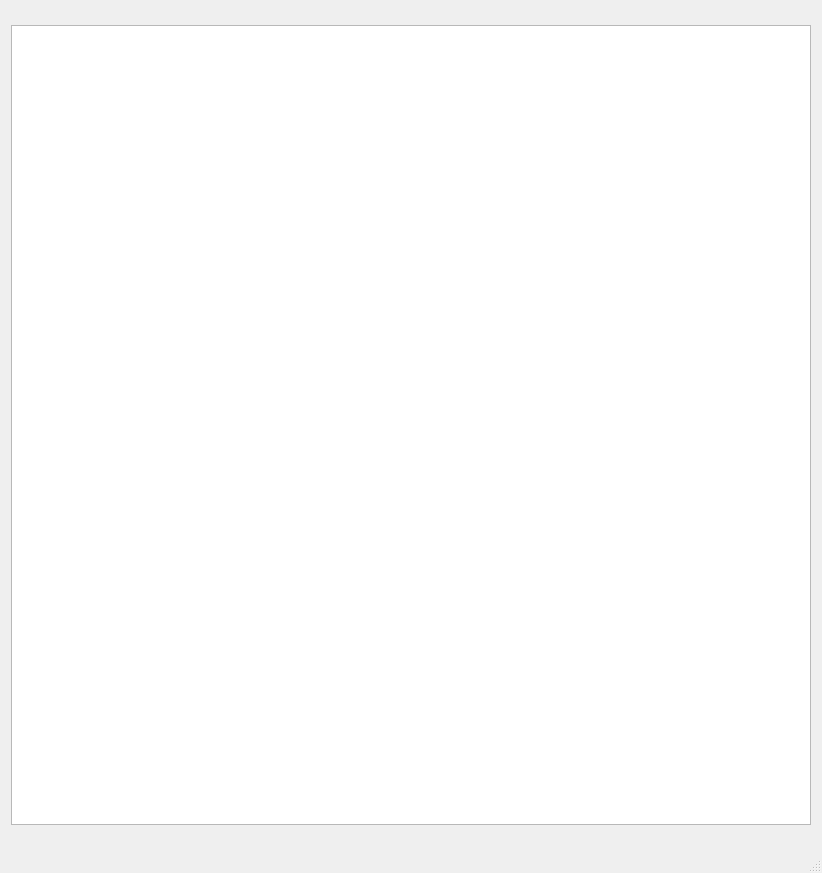
Qt form App/mainwindow.ui (Jhonny1124/Proyecto_Final) before a commit.
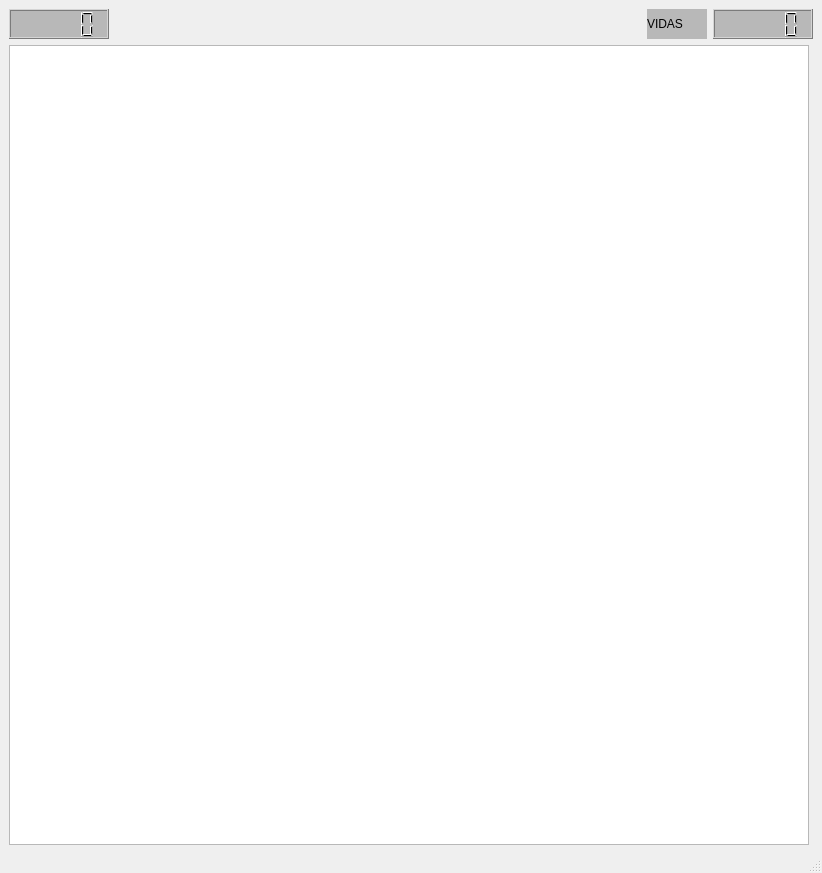
The same form after that commit.

```diff
--- a/App/mainwindow.ui
+++ b/App/mainwindow.ui
@@ -27,7 +27,50 @@
   </property>
   <widget class="QWidget" name="centralwidget">
    <layout class="QGridLayout" name="gridLayout">
-    <item row="0" column="0">
+    <item row="0" column="3">
+     <widget class="QLCDNumber" name="lcdNumber">
+      <property name="minimumSize">
+       <size>
+        <width>100</width>
+        <height>30</height>
+       </size>
+      </property>
+      <property name="maximumSize">
+       <size>
+        <width>100</width>
+        <height>30</height>
+       </size>
+      </property>
+      <property name="styleSheet">
+       <string notr="true">font: 75 12pt &quot;8514oem&quot;;
+background-color: rgb(184, 184, 184);</string>
+      </property>
+     </widget>
+    </item>
+    <item row="0" column="2">
+     <widget class="QLabel" name="label">
+      <property name="minimumSize">
+       <size>
+        <width>60</width>
+        <height>30</height>
+       </size>
+      </property>
+      <property name="maximumSize">
+       <size>
+        <width>60</width>
+        <height>30</height>
+       </size>
+      </property>
+      <property name="styleSheet">
+       <string notr="true">font: 75 12pt &quot;8514oem&quot;;
+background-color: rgb(184, 184, 184);</string>
+      </property>
+      <property name="text">
+       <string>VIDAS</string>
+      </property>
+     </widget>
+    </item>
+    <item row="1" column="0">
      <widget class="QGraphicsView" name="graphicsView">
       <property name="minimumSize">
        <size>
@@ -43,6 +86,26 @@
       </property>
      </widget>
     </item>
+    <item row="0" column="0">
+     <widget class="QLCDNumber" name="lcdNumber_2">
+      <property name="minimumSize">
+       <size>
+        <width>100</width>
+        <height>30</height>
+       </size>
+      </property>
+      <property name="maximumSize">
+       <size>
+        <width>100</width>
+        <height>30</height>
+       </size>
+      </property>
+      <property name="styleSheet">
+       <string notr="true">font: 75 12pt &quot;8514oem&quot;;
+background-color: rgb(184, 184, 184);</string>
+      </property>
+     </widget>
+    </item>
    </layout>
   </widget>
   <widget class="QMenuBar" name="menubar">
```
